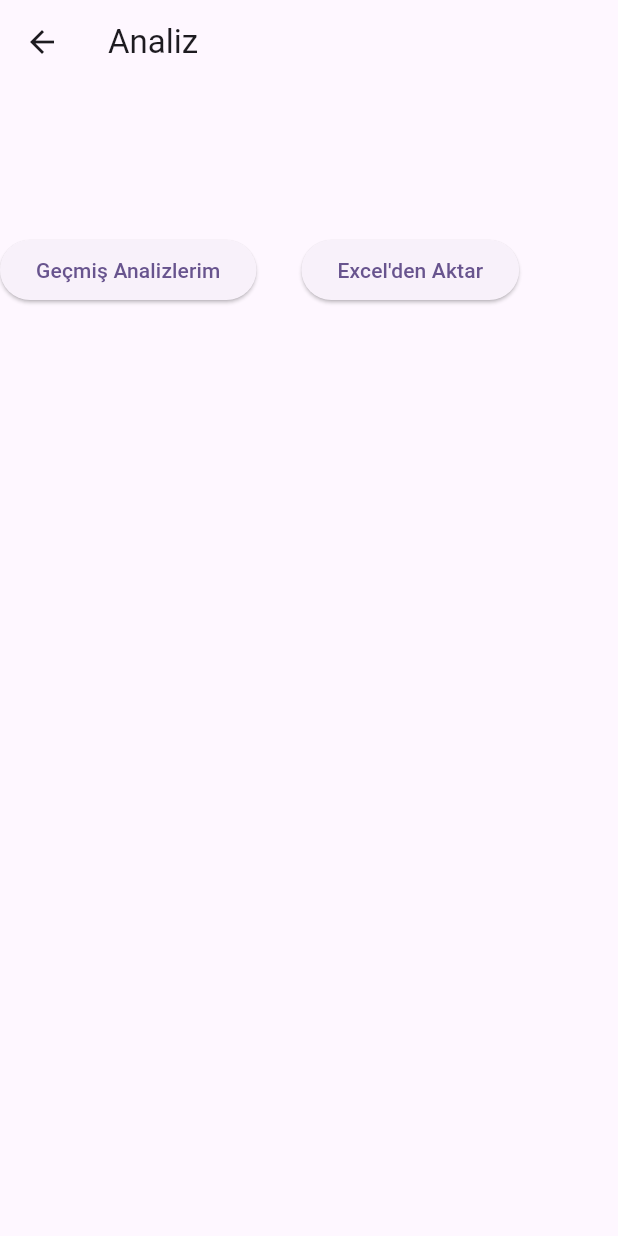
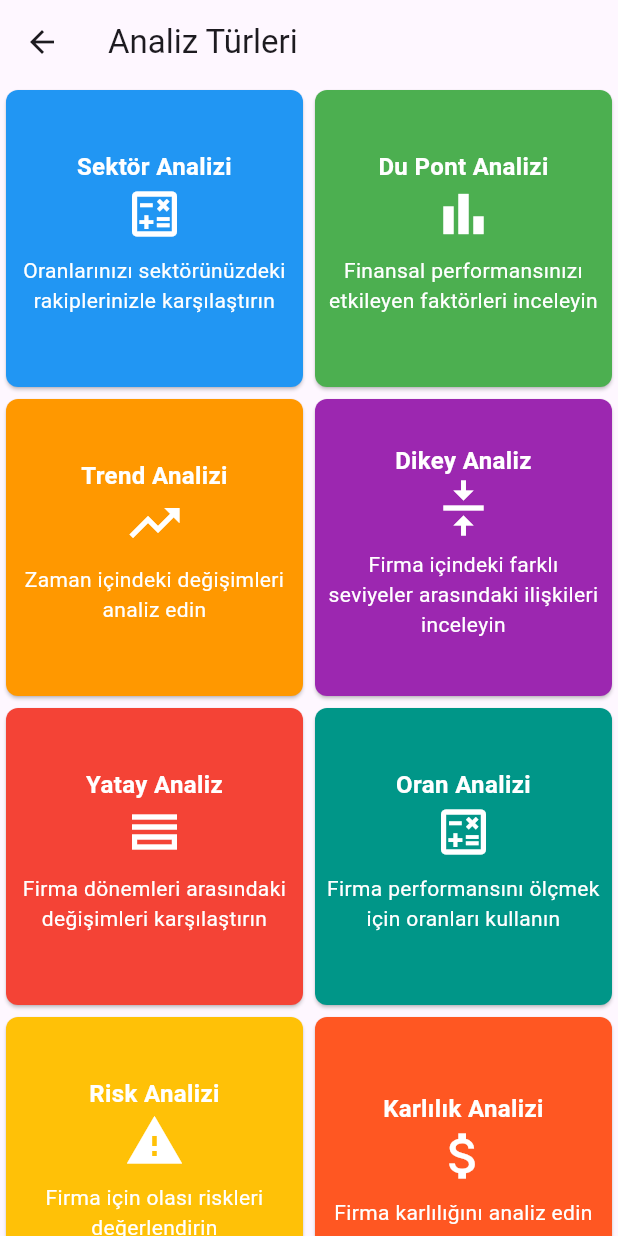
Before and after one commit to emircancavusoglu/busi, a Flutter app: the MainPageView screen opened directly, item 2 of the bottom bar chosen, on a phone screen of 412 x 824 dp. Run offline on Flutter 3.47's test engine with Material 3 defaults, Android fonts, the phone set to English and light mode, and no system bars; our stand-ins replace dio, file_picker, firebase_auth, google_sign_in; accounts and stored records are empty; network calls fail.

Commit message:
added analysis types

```diff
--- /dev/null
+++ b/lib/views/analysis_types.dart
@@ -0,0 +1,68 @@
+//sector, du pont, trend, dikey, yatay, oran analizi, risk analizi
+// add description of analysis feature to card
+
+import 'package:flutter/material.dart';
+
+class AnalysisTypes extends StatelessWidget {
+  const AnalysisTypes({Key? key}) : super(key: key);
+
+  @override
+  Widget build(BuildContext context) {
+    return Scaffold(
+      appBar: AppBar(
+        title: Text('Analiz Türleri'),
+      ),
+      body: GridView.count(
+        crossAxisCount: 2, // Ekran genişliğine bağlı olarak 2 sütunlu bir grid
+        children: [
+          analysisCard("Sektör Analizi", "Oranlarınızı sektörünüzdeki rakiplerinizle karşılaştırın", Icons.calculate_outlined, Colors.blue),
+          analysisCard("Du Pont Analizi", "Finansal performansınızı etkileyen faktörleri inceleyin", Icons.bar_chart_outlined, Colors.green),
+          analysisCard("Trend Analizi", "Zaman içindeki değişimleri analiz edin", Icons.trending_up_outlined, Colors.orange),
+          analysisCard("Dikey Analiz", "Firma içindeki farklı seviyeler arasındaki ilişkileri inceleyin", Icons.vertical_align_center_outlined, Colors.purple),
+          analysisCard("Yatay Analiz", "Firma dönemleri arasındaki değişimleri karşılaştırın", Icons.horizontal_split_outlined, Colors.red),
+          analysisCard("Oran Analizi", "Firma performansını ölçmek için oranları kullanın", Icons.calculate_outlined, Colors.teal),
+          analysisCard("Risk Analizi", "Firma için olası riskleri değerlendirin", Icons.warning_outlined, Colors.amber),
+          analysisCard("Karlılık Analizi", "Firma karlılığını analiz edin", Icons.attach_money_outlined, Colors.deepOrange),
+        ],
+      ),
+    );
+  }
+
+  Widget analysisCard(String title, String description, IconData icon, Color color) {
+    return Card(
+      color: color,
+      shape: RoundedRectangleBorder(
+        borderRadius: BorderRadius.circular(8.0),
+      ),
+      child: Column(
+        mainAxisAlignment: MainAxisAlignment.center,
+        children: [
+          Text(
+            title,
+            style: TextStyle(
+              fontSize: 16,
+              fontWeight: FontWeight.bold,
+              color: Colors.white,
+            ),
+            textAlign: TextAlign.center,
+          ),
+          Icon(
+            icon,
+            size: 40,
+            color: Colors.white,
+          ),
+          Padding(
+            padding: const EdgeInsets.all(8.0),
+            child: Text(
+              description,
+              textAlign: TextAlign.center,
+              style: TextStyle(
+                color: Colors.white,
+              ),
+            ),
+          ),
+        ],
+      ),
+    );
+  }
+}
--- a/lib/widget/bottom_navigation_bar.dart
+++ b/lib/widget/bottom_navigation_bar.dart
@@ -1,3 +1,4 @@
+import 'package:busi/views/analysis_types.dart';
 import 'package:busi/views/analysis_view.dart';
 import 'package:busi/views/main_page_view.dart';
 import 'package:busi/views/sector_view.dart';
@@ -33,7 +34,7 @@ class _BottomNavigationState extends State<BottomNavigation> {
 
             BottomNavigationBarItem(
                 icon: IconButton(onPressed: (){
-                  NavigateToWidget.navigateToScreen(context, const AnalysisView());
+                  NavigateToWidget.navigateToScreen(context, const AnalysisTypes());
                 },icon: const Icon(Icons.analytics_outlined)),label: 'Analiz Yap'),
 
             BottomNavigationBarItem(icon: IconButton(onPressed: (){
```
